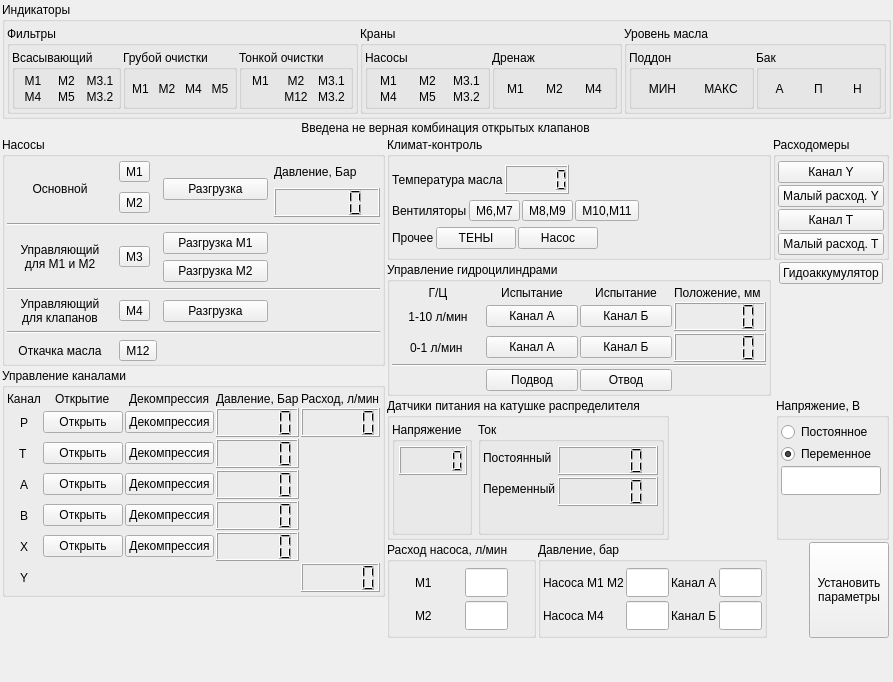
Above: manual_control.ui from firef0xff/SSHGS01 before the change. Below: the same form after it.
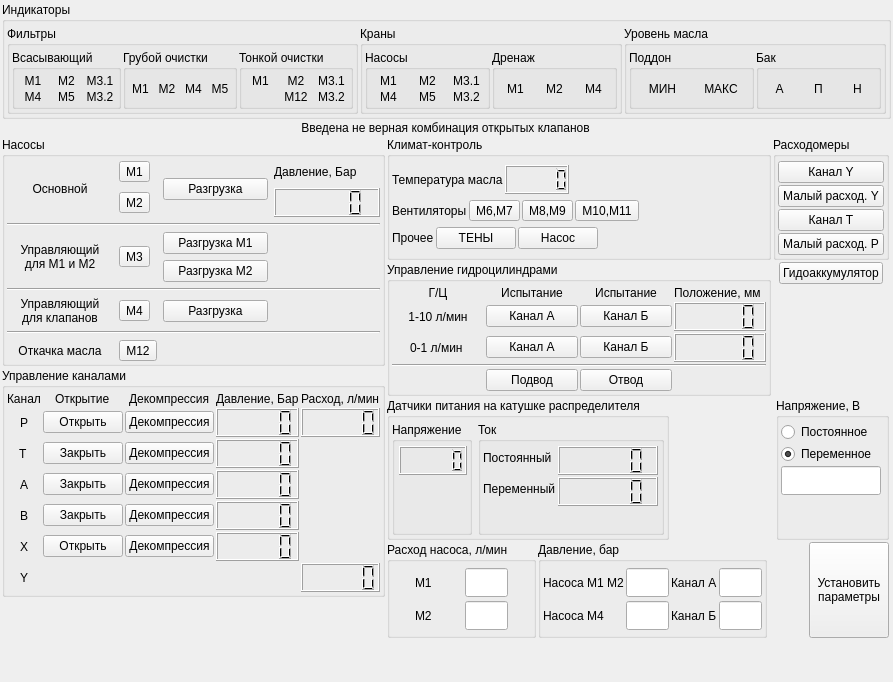
That is the form after the change.

```diff
--- a/manual_control.ui
+++ b/manual_control.ui
@@ -6,8 +6,8 @@
    <rect>
     <x>0</x>
     <y>0</y>
-    <width>977</width>
-    <height>743</height>
+    <width>790</width>
+    <height>576</height>
    </rect>
   </property>
   <property name="sizePolicy">
@@ -1084,7 +1084,7 @@
              <number>500</number>
             </property>
             <property name="text">
-             <string>Открыть</string>
+             <string>Закрыть</string>
             </property>
             <property name="checkable">
              <bool>true</bool>
@@ -1100,7 +1100,7 @@
              <number>500</number>
             </property>
             <property name="text">
-             <string>Открыть</string>
+             <string>Закрыть</string>
             </property>
             <property name="checkable">
              <bool>true</bool>
@@ -1368,7 +1368,7 @@
              <number>500</number>
             </property>
             <property name="text">
-             <string>Открыть</string>
+             <string>Закрыть</string>
             </property>
             <property name="checkable">
              <bool>true</bool>
@@ -1834,7 +1834,7 @@
                <number>500</number>
               </property>
               <property name="text">
-               <string>Малый расход. T</string>
+               <string>Малый расход. P</string>
               </property>
               <property name="checkable">
                <bool>true</bool>
```
